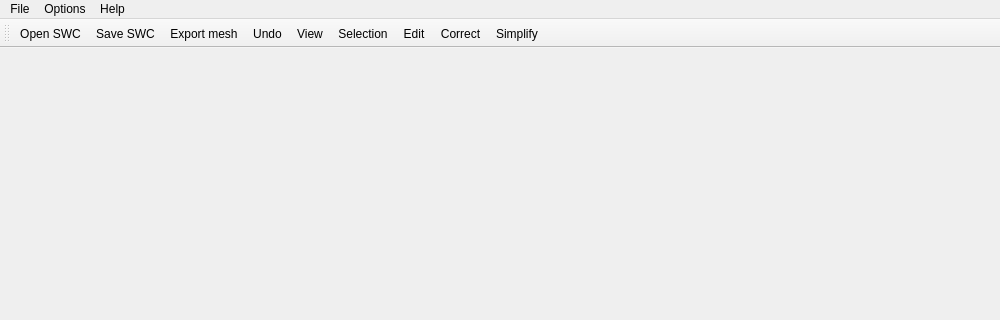
This is NeuroEditor/NeuroEditor.ui in vg-lab/NeuroEditor as Qt 5 draws it before an edit; both pictures show x 0 to 1000 and y 0 to 320 of the 1000 by 720 pixel window. The edited form follows.
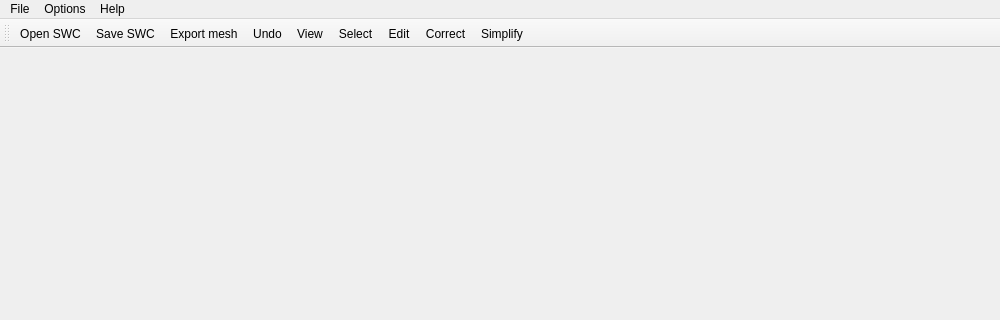
This is the edited form. Icons and pictures are not drawn.

Patch:
```diff
--- a/NeuroEditor/NeuroEditor.ui
+++ b/NeuroEditor/NeuroEditor.ui
@@ -143,7 +143,7 @@
         <bool>true</bool>
       </property>
       <property name="text">
-        <string>Selection</string>
+        <string>Select</string>
       </property>
       <property name="toolTip">
         <string>Selection</string>
```
Left out of the diff: 2 changed lines with no effect on the pictures.
